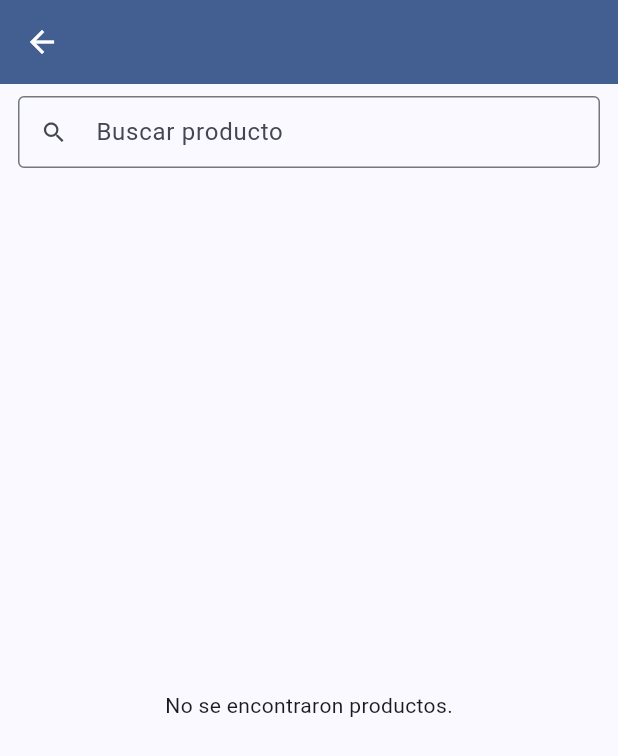
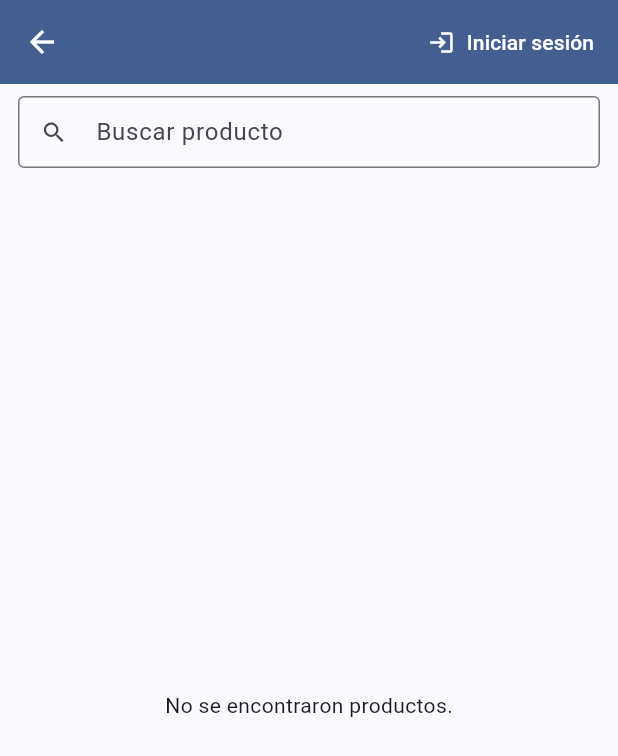
Before and after one commit to Esteban-barrero/ventas, a Flutter app: the CatalogoTiendaScreen screen opened directly with empty values, on a phone screen of 412 x 824 dp. Shown: the top 756 px of the screen. Run offline on Flutter 3.47's test engine with Material 3 defaults, Android fonts, the phone set to English and light mode, and no system bars; our stand-ins replace cloud_firestore, cloud_functions, file_picker, firebase_auth, firebase_core, firebase_storage and 4 more; missing offline and left inert: mobile_scanner; accounts and stored records are empty; network calls fail.

Commit message:
fix(tienda): boton Iniciar sesion visible en el AppBar (color onPrimary) y acceso en el selector
El TextButton del AppBar tomaba el color primario sobre fondo primario (invisible). Se fuerza onPrimary y se agrega un boton de inicio de sesion en el selector de tiendas.

```diff
--- a/app/lib/features/pedidos/presentation/catalogo_tienda_screen.dart
+++ b/app/lib/features/pedidos/presentation/catalogo_tienda_screen.dart
@@ -222,8 +222,11 @@ class _CatalogoTiendaScreenState extends State<CatalogoTiendaScreen> {
         actions: <Widget>[
           TextButton.icon(
             onPressed: widget.onIngresar,
+            style: TextButton.styleFrom(
+              foregroundColor: Theme.of(context).colorScheme.onPrimary,
+            ),
             icon: const Icon(Icons.login),
-            label: const Text('Ingresar'),
+            label: const Text('Iniciar sesión'),
           ),
         ],
       ),
--- a/app/lib/features/pedidos/presentation/tienda_publica_screen.dart
+++ b/app/lib/features/pedidos/presentation/tienda_publica_screen.dart
@@ -79,8 +79,11 @@ class _TiendaPublicaScreenState extends State<TiendaPublicaScreen> {
         actions: <Widget>[
           TextButton.icon(
             onPressed: widget.onIngresar,
+            style: TextButton.styleFrom(
+              foregroundColor: Theme.of(context).colorScheme.onPrimary,
+            ),
             icon: const Icon(Icons.login),
-            label: const Text('Ingresar'),
+            label: const Text('Iniciar sesión'),
           ),
         ],
       ),
@@ -129,6 +132,17 @@ class _TiendaPublicaScreenState extends State<TiendaPublicaScreen> {
             ),
           ),
         ),
+        Padding(
+          padding: const EdgeInsets.fromLTRB(12, 0, 12, 8),
+          child: SizedBox(
+            width: double.infinity,
+            child: OutlinedButton.icon(
+              onPressed: widget.onIngresar,
+              icon: const Icon(Icons.login),
+              label: const Text('Iniciar sesión (personal)'),
+            ),
+          ),
+        ),
         Expanded(
           child: visibles.isEmpty
               ? const Center(child: Text('No se encontraron tiendas.'))
```
